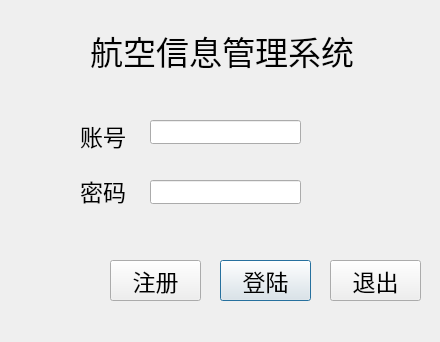
Above: Login/login.ui from Greenhandyanjx/316new_flight before the change. Below: the same form after it.
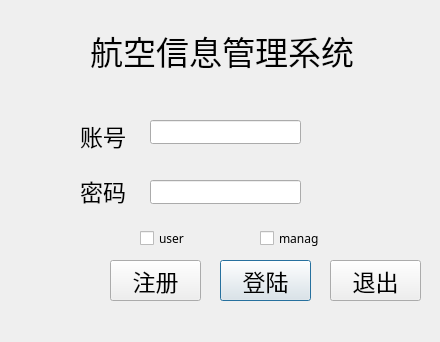
That is the form after the change. Icons and pictures are not drawn.

```diff
--- a/Login/login.ui
+++ b/Login/login.ui
@@ -159,6 +159,32 @@
     <string>注册</string>
    </property>
   </widget>
+  <widget class="QCheckBox" name="ckbuser">
+   <property name="geometry">
+    <rect>
+     <x>140</x>
+     <y>230</y>
+     <width>60</width>
+     <height>16</height>
+    </rect>
+   </property>
+   <property name="text">
+    <string>user</string>
+   </property>
+  </widget>
+  <widget class="QCheckBox" name="ckbmanager">
+   <property name="geometry">
+    <rect>
+     <x>260</x>
+     <y>230</y>
+     <width>60</width>
+     <height>16</height>
+    </rect>
+   </property>
+   <property name="text">
+    <string>manager</string>
+   </property>
+  </widget>
  </widget>
  <layoutdefault spacing="6" margin="11"/>
  <resources>
```
Left out of the diff: 6 changed lines with no effect on the pictures.
